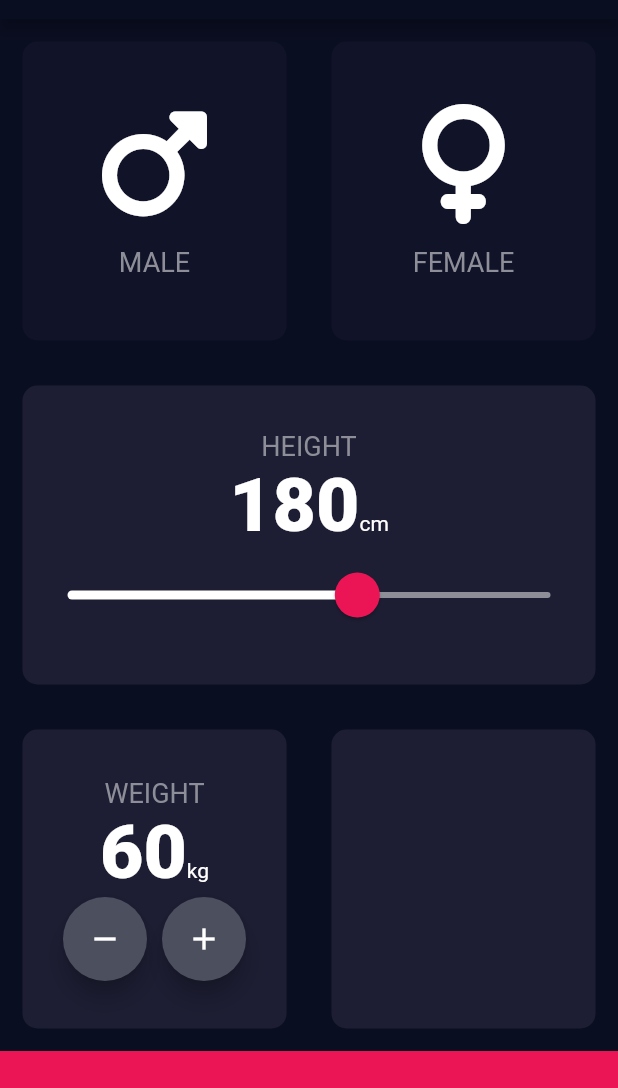
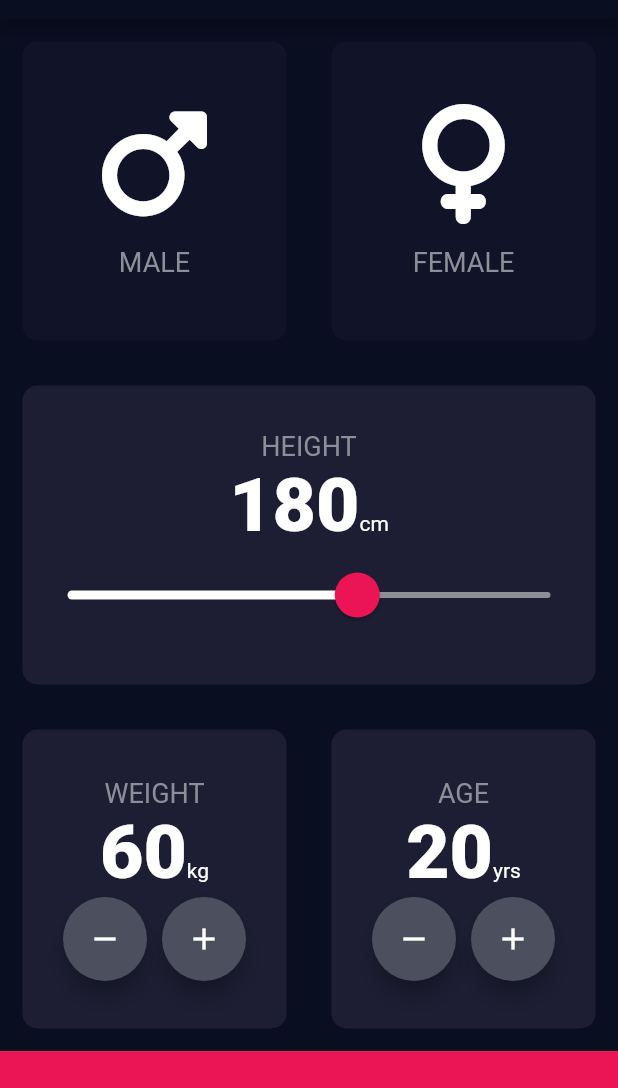
Before and after one commit to DanielGoye/dart_example, a Flutter app: the screen it shows after launch, on a phone screen of 412 x 824 dp, the part 65-1153 px from its top. Run offline on Flutter 3.47's test engine with Material 2 defaults, Android fonts, the phone set to English and light mode, and no system bars; our stand-ins replace font_awesome_flutter.

```diff
--- a/lib/input_page.dart
+++ b/lib/input_page.dart
@@ -17,6 +17,7 @@ class _InputPageState extends State<InputPage> {
   Gender gender = Gender.notSelected;
   int height = 180;
   int weight = 60;
+  int age = 20;
 
   @override
   Widget build(BuildContext context) {
@@ -104,57 +105,41 @@ class _InputPageState extends State<InputPage> {
                 Expanded(
                   child: ReusableCard(
                       color: kActiveCardColor,
-                      cardChild: Column(
-                        mainAxisAlignment: MainAxisAlignment.center,
-                        children: [
-                          const Text(
-                            "WEIGHT",
-                            style: kLabelStyle,
-                          ),
-                          Row(
-                            mainAxisAlignment: MainAxisAlignment.center,
-                            crossAxisAlignment: CrossAxisAlignment.baseline,
-                            textBaseline: TextBaseline.alphabetic,
-                            children: [
-                              Text(
-                                weight.toString(),
-                                style: kNumberTextStyle,
-                              ),
-                              const Text("kg"),
-                            ],
-                          ),
-                          Row(
-                            mainAxisAlignment: MainAxisAlignment.center,
-                            children: [
-                              RoundIconButton(
-                                onPressed: () {
+                      cardChild: AgeWeightContent(
+                        label: "WEIGHT",
+                        value: weight,
+                        valueLabel: 'kg',
+                        onSubtract: () {
                           setState(() {
                             weight--;
                           });
                         },
-                                child: const Icon(Icons.remove,
-                                    color: Colors.white),
-                              ),
-                              const SizedBox(width: 10),
-                              RoundIconButton(
-                                onPressed: () {
+                        onAdd: () {
                           setState(() {
                             weight++;
                           });
                         },
-                                child:
-                                    const Icon(Icons.add, color: Colors.white),
-                              ),
-                            ],
-                          )
-                        ],
                       ),
                       onPressed: () {}),
                 ),
                 Expanded(
                   child: ReusableCard(
                       color: kActiveCardColor,
-                      cardChild: Container(),
+                      cardChild: AgeWeightContent(
+                        label: "AGE",
+                        value: age,
+                        valueLabel: "yrs",
+                        onSubtract: () {
+                          setState(() {
+                            age--;
+                          });
+                        },
+                        onAdd: () {
+                          setState(() {
+                            age++;
+                          });
+                        },
+                      ),
                       onPressed: () {}),
                 )
               ],
@@ -189,3 +174,58 @@ class RoundIconButton extends StatelessWidget {
     );
   }
 }
+
+class AgeWeightContent extends StatelessWidget {
+  final String label;
+  final int value;
+  final String valueLabel;
+  final VoidCallback onSubtract;
+  final VoidCallback onAdd;
+
+  const AgeWeightContent(
+      {super.key,
+      required this.label,
+      required this.value,
+      required this.onSubtract,
+      required this.onAdd,
+      required this.valueLabel});
+
+  @override
+  Widget build(BuildContext context) {
+    return Column(
+      mainAxisAlignment: MainAxisAlignment.center,
+      children: [
+        Text(
+          label,
+          style: kLabelStyle,
+        ),
+        Row(
+          mainAxisAlignment: MainAxisAlignment.center,
+          crossAxisAlignment: CrossAxisAlignment.baseline,
+          textBaseline: TextBaseline.alphabetic,
+          children: [
+            Text(
+              value.toString(),
+              style: kNumberTextStyle,
+            ),
+            Text(valueLabel),
+          ],
+        ),
+        Row(
+          mainAxisAlignment: MainAxisAlignment.center,
+          children: [
+            RoundIconButton(
+              onPressed: onSubtract,
+              child: const Icon(Icons.remove, color: Colors.white),
+            ),
+            const SizedBox(width: 10),
+            RoundIconButton(
+              onPressed: onAdd,
+              child: const Icon(Icons.add, color: Colors.white),
+            ),
+          ],
+        )
+      ],
+    );
+  }
+}
```
Lines whose indentation alone changed are shown as unchanged.
